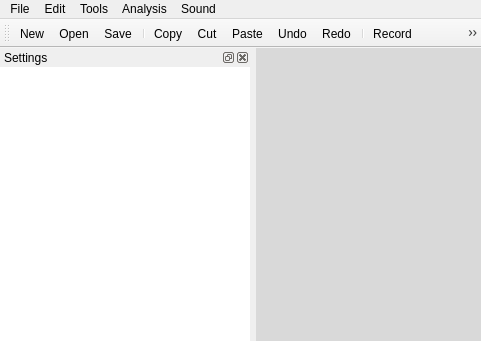
Old version of the form Graphic_Interface/UI_Files/MainWindow.ui in the repository ECMora/SoundLab.
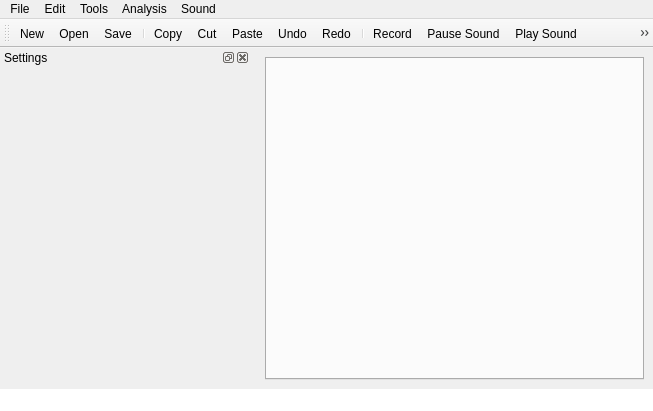
New version of the form. Icons and pictures are not drawn. Custom widgets are drawn as their Qt base class.

Patch:
```diff
--- a/Graphic_Interface/UI_Files/MainWindow.ui
+++ b/Graphic_Interface/UI_Files/MainWindow.ui
@@ -9,8 +9,8 @@
    <rect>
     <x>0</x>
     <y>0</y>
-    <width>481</width>
-    <height>363</height>
+    <width>653</width>
+    <height>411</height>
    </rect>
   </property>
   <property name="sizePolicy">
@@ -29,21 +29,20 @@
    <string notr="true"/>
   </property>
   <widget class="QWidget" name="centralwidget">
-   <layout class="QVBoxLayout" name="verticalLayout_2">
-    <property name="spacing">
-     <number>0</number>
-    </property>
-    <property name="sizeConstraint">
-     <enum>QLayout::SetDefaultConstraint</enum>
-    </property>
-    <property name="margin">
-     <number>0</number>
-    </property>
+   <layout class="QHBoxLayout" name="horizontalLayout">
     <item>
-     <widget class="QSignalVisualizerWidget" name="widget" native="true">
-      <property name="styleSheet">
-       <string notr="true">background-color: rgb(217, 217, 217);
-border-color: qlineargradient(spread:pad, x1:0, y1:0, x2:1, y2:0, stop:0.136364 rgba(0, 0, 0, 255), stop:1 rgba(255, 255, 255, 255));</string>
+     <widget class="QTabWidget" name="tabOpenedSignals">
+      <property name="currentIndex">
+       <number>-1</number>
+      </property>
+      <property name="documentMode">
+       <bool>false</bool>
+      </property>
+      <property name="tabsClosable">
+       <bool>true</bool>
+      </property>
+      <property name="movable">
+       <bool>true</bool>
       </property>
      </widget>
     </item>
@@ -54,7 +53,7 @@
     <rect>
      <x>0</x>
      <y>0</y>
-     <width>481</width>
+     <width>653</width>
      <height>21</height>
     </rect>
    </property>
@@ -236,7 +235,7 @@
     </size>
    </property>
    <property name="styleSheet">
-    <string notr="true">background-color: rgb(255, 255, 255);</string>
+    <string notr="true"/>
    </property>
    <property name="floating">
     <bool>false</bool>
@@ -857,14 +856,6 @@
   </action>
   <zorder>dock_settings</zorder>
  </widget>
- <customwidgets>
-  <customwidget>
-   <class>QSignalVisualizerWidget</class>
-   <extends>QWidget</extends>
-   <header>graphic_interface.widgets.QSignalVisualizerWidget</header>
-   <container>1</container>
-  </customwidget>
- </customwidgets>
  <resources>
   <include location="resources/icons.qrc"/>
  </resources>
```
Left out of the diff: 41 changed lines with no effect on the pictures.
